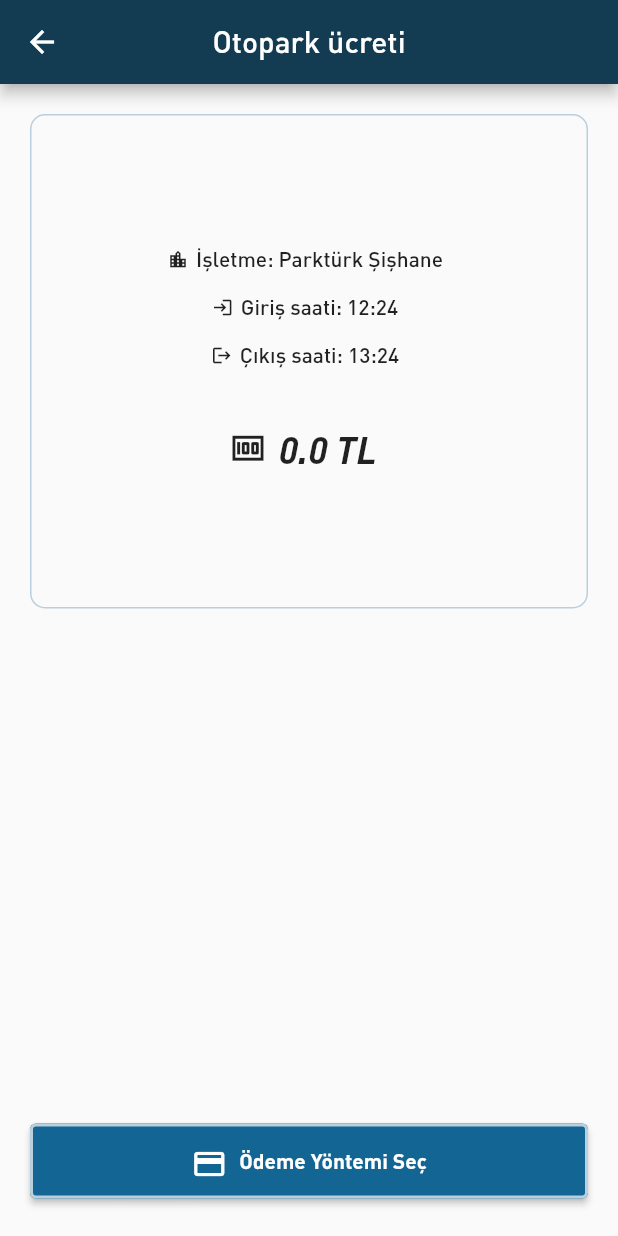
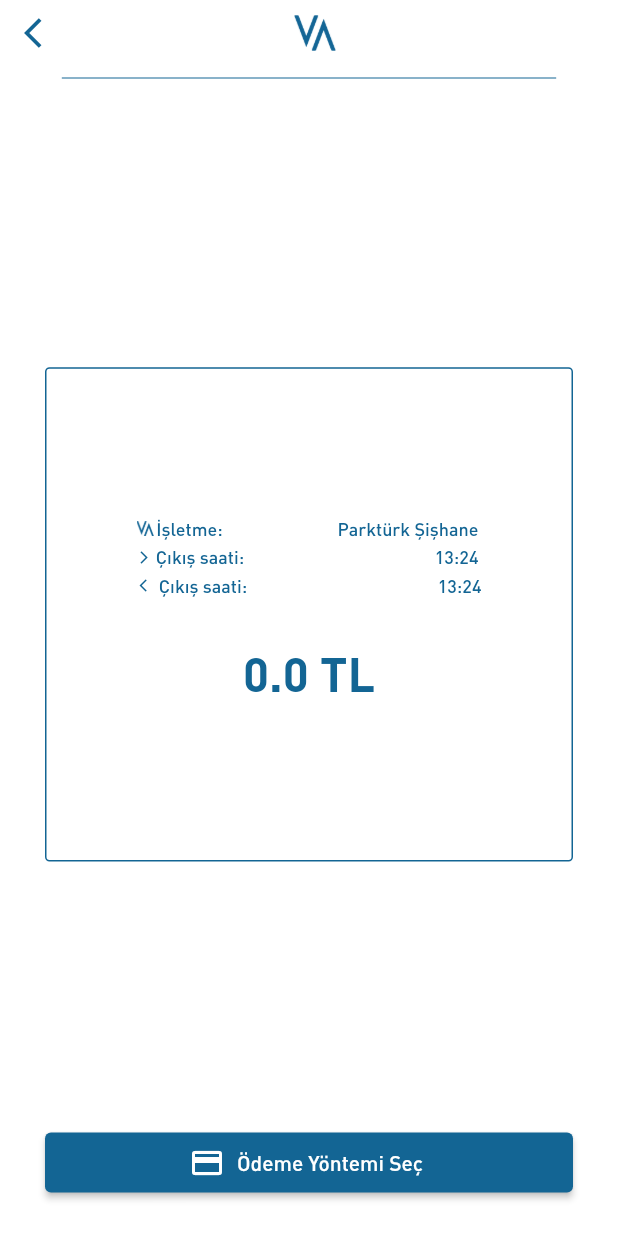
Before and after one commit to mst61/vallet_app, a Flutter app: the ParkingFee screen opened directly with empty values, on a phone screen of 412 x 824 dp. Run offline on Flutter 3.47's test engine with Material 2 defaults, Android fonts, the phone set to English and light mode, and no system bars; our stand-ins replace curved_navigation_bar, flutter_credit_card, flutter_svg, google_maps_flutter, shared_preferences; missing offline and left inert: flutter_barcode_scanner; accounts and stored records are empty.

```diff
--- a/lib/screens/parking_fee.dart
+++ b/lib/screens/parking_fee.dart
@@ -4,6 +4,7 @@ import 'package:vallet_app/screens/credit_card_list.dart';
 
 class ParkingFee extends StatefulWidget {
   final Ticket ticket;
+
   const ParkingFee(this.ticket);
 
   @override
@@ -16,31 +17,56 @@ class _State extends State<ParkingFee> {
   @override
   Widget build(BuildContext context) {
     return Scaffold(
+      backgroundColor: Colors.white,
       appBar: AppBar(
-        title: Text('Otopark ücreti'),
-        leading: BackButton(color: Colors.white),
-        centerTitle: true,
-        backgroundColor: Color.fromRGBO(19, 60, 83, 1.0),
+        backgroundColor: Colors.white,
+        elevation: 0,
+        leading: IconButton(
+          icon: Icon(Icons.arrow_back_ios,
+              color: Color.fromRGBO(19, 101, 148, 1.0)),
+          onPressed: () => Navigator.of(context).pop(),
+        ),
+        title: Row(
+          mainAxisAlignment: MainAxisAlignment.center,
+          children: [
+            Image.asset(
+              'assets/loading_gif_blue.png',
+              fit: BoxFit.contain,
+              height: 24,
+            ),
+            Container(
+              padding: const EdgeInsets.all(24.0),
+            )
+          ],
+        ),
+        bottom: PreferredSize(
+            child: Container(
+              child: Divider(color: Color.fromRGBO(19, 101, 148, 1.0)),
+              width: MediaQuery.of(context).size.width * 0.8,
+            ),
+            preferredSize: Size.fromHeight(4.0)),
       ),
       body: Padding(
-        padding: EdgeInsets.fromLTRB(20, 20, 20, 10),
-        child: Column(
-          children: <Widget>[
-            Expanded(
-              child:
-              SingleChildScrollView(
+        padding: EdgeInsets.fromLTRB(30, 20, 30, 10),
         child: Column(
           children: <Widget>[
             Container(
-                      padding: EdgeInsets.fromLTRB(0, 20, 0, 20),
+                height: MediaQuery.of(context).size.height * 0.2,
+                child: Container()),
+            Expanded(
+                child: SingleChildScrollView(
+              child: Column(
+                children: <Widget>[
+                  Container(
+                    padding: EdgeInsets.fromLTRB(60, 0, 60, 0),
                     decoration: BoxDecoration(
                       border: Border.fromBorderSide(
                         BorderSide(
                             width: 1.0,
-                              color: Color.fromRGBO(185, 207, 221, 1.0)),
+                            color: Color.fromRGBO(19, 101, 148, 1.0)),
                       ),
                       color: Colors.transparent,
-                        borderRadius: BorderRadius.circular(10.0),
+                      borderRadius: BorderRadius.circular(3.0),
                     ),
                     alignment: Alignment.center,
                     height: MediaQuery.of(context).size.height * 0.4,
@@ -49,60 +75,99 @@ class _State extends State<ParkingFee> {
                       crossAxisAlignment: CrossAxisAlignment.center,
                       children: [
                         new Container(
-                            padding: EdgeInsets.fromLTRB(0, 0, 0, 5),
                           child: Row(
-                                mainAxisAlignment: MainAxisAlignment.center,
+                              mainAxisAlignment: MainAxisAlignment.spaceBetween,
                               children: <Widget>[
-                                  Icon(Icons.location_city, size: 14),
-                                  Padding(
-                                    padding: const EdgeInsets.all(5.0),
-                                    child: Text(
-                                      'İşletme: Parktürk Şişhane',
+                                Row(
+                                  children: [
+                                    Image.asset(
+                                      'assets/loading_gif_blue.png',
+                                      fit: BoxFit.contain,
+                                      height: 10,
+                                    ),
+                                    Text(
+                                      'İşletme: ',
                                       textAlign: TextAlign.center,
                                       style: TextStyle(
-                                        fontStyle: FontStyle.normal,
-                                        fontWeight: FontWeight.w400,
-                                        fontSize: 14.0,
+                                        color: Color.fromRGBO(19, 101, 148, 1.0),
+                                        fontSize: 12.0,
+                                      ),
+                                    ),
+                                  ]
+                                ),
+                                Container(
+                                  padding: const EdgeInsets.all(2.0),
+                                  child: Text(
+                                    ' Parktürk Şişhane',
+                                    textAlign: TextAlign.center,
+                                    style: TextStyle(
+                                      color: Color.fromRGBO(19, 101, 148, 1.0),
+                                      fontSize: 12.0,
                                     ),
                                   ),
                                 )
                               ]),
                         ),
                         new Container(
-                            padding: EdgeInsets.fromLTRB(0, 0, 0, 5),
                           child: Row(
-                                mainAxisAlignment: MainAxisAlignment.center,
+                              mainAxisAlignment: MainAxisAlignment.spaceBetween,
                               children: <Widget>[
-                                  Icon(Icons.login, size: 14),
-                                  Padding(
-                                    padding: const EdgeInsets.all(5.0),
-                                    child: Text(
-                                      'Giriş saati: 12:24',
+                                Container(
+                                  child: Row(
+                                    children: [
+                                      Icon(Icons.arrow_forward_ios, size: 10, color: Color.fromRGBO(19, 101, 148, 1.0),),
+                                      Text(
+                                        ' Çıkış saati:',
                                         textAlign: TextAlign.center,
                                         style: TextStyle(
-                                        fontStyle: FontStyle.normal,
-                                        fontWeight: FontWeight.w400,
-                                        fontSize: 14.0,
+                                          color: Color.fromRGBO(19, 101, 148, 1.0),
+                                          fontSize: 12.0,
+                                        ),
+                                      ),
+                                    ],
+                                  ),
+                                ),
+                                Container(
+                                  padding: const EdgeInsets.all(2.0),
+                                  child: Text(
+                                    ' 13:24',
+                                    textAlign: TextAlign.center,
+                                    style: TextStyle(
+                                      color: Color.fromRGBO(19, 101, 148, 1.0),
+                                      fontSize: 12.0,
                                     ),
                                   ),
                                 )
                               ]),
                         ),
                         new Container(
-                            padding: EdgeInsets.fromLTRB(0, 0, 0, 5),
                           child: Row(
-                                mainAxisAlignment: MainAxisAlignment.center,
+                              mainAxisAlignment: MainAxisAlignment.spaceBetween,
                               children: <Widget>[
-                                  Icon(Icons.logout, size: 14),
-                                  Padding(
-                                    padding: const EdgeInsets.all(5.0),
-                                    child: Text(
-                                      'Çıkış saati: 13:24',
+                                Container(
+                                  padding: const EdgeInsets.all(2.0),
+                                  child:
+                                      Row(
+                                        children: [
+                                          Icon(Icons.arrow_back_ios, size: 10, color: Color.fromRGBO(19, 101, 148, 1.0),),
+                                          Text(
+                                            ' Çıkış saati:',
                                             textAlign: TextAlign.center,
                                             style: TextStyle(
-                                        fontStyle: FontStyle.normal,
-                                        fontWeight: FontWeight.w400,
-                                        fontSize: 14.0,
+                                              color: Color.fromRGBO(19, 101, 148, 1.0),
+                                              fontSize: 12.0,
+                                            ),
+                                          ),
+                                        ],
+                                      ),
+                                ),
+                                Container(
+                                  child: Text(
+                                    ' 13:24',
+                                    textAlign: TextAlign.center,
+                                    style: TextStyle(
+                                      color: Color.fromRGBO(19, 101, 148, 1.0),
+                                      fontSize: 12.0,
                                     ),
                                   ),
                                 )
@@ -113,16 +178,16 @@ class _State extends State<ParkingFee> {
                           child: Row(
                               mainAxisAlignment: MainAxisAlignment.center,
                               children: <Widget>[
-                                  Icon(Icons.money, size: 25),
                                 Padding(
                                   padding: const EdgeInsets.all(8.0),
                                   child: Text(
                                     widget.ticket.price.toString() + ' TL',
                                     textAlign: TextAlign.center,
                                     style: TextStyle(
-                                          fontStyle: FontStyle.italic,
                                         fontWeight: FontWeight.bold,
-                                          fontSize: 25.0),
+                                        color:
+                                            Color.fromRGBO(19, 101, 148, 1.0),
+                                        fontSize: 32.0),
                                   ),
                                 )
                               ]),
@@ -132,35 +197,25 @@ class _State extends State<ParkingFee> {
                   ),
                 ],
               ),
-              )
-            ),
+            )),
             Container(
               padding: EdgeInsets.fromLTRB(0, 0, 0, 15),
               child: Row(
                 mainAxisSize: MainAxisSize.max,
-                mainAxisAlignment: MainAxisAlignment.spaceEvenly,
                 children: <Widget>[
                   ElevatedButton.icon(
                     onPressed: () {
                       Navigator.push(
                           context,
                           MaterialPageRoute(
-                          builder: (context) =>
-                              CreditCardList()
-                        )
-                      );
+                              builder: (context) => CreditCardList()));
                     },
                     icon: Icon(Icons.payment),
                     label: Text('Ödeme Yöntemi Seç',
-                        style: TextStyle(
-                            color: Colors.white, fontWeight: FontWeight.bold)),
+                        style: TextStyle(color: Colors.white)),
                     style: ElevatedButton.styleFrom(
                       fixedSize:
-                          new Size(MediaQuery.of(context).size.width - 40, 50),
-                      padding: EdgeInsets.all(15),
-                      side: BorderSide(
-                          width: 2.0,
-                          color: Color.fromRGBO(185, 207, 221, 1.0)),
+                          new Size(MediaQuery.of(context).size.width - 60, 40),
                       primary: Color.fromRGBO(19, 101, 148, 1.0),
                     ),
                   )
```
Lines whose indentation alone changed are shown as unchanged.
